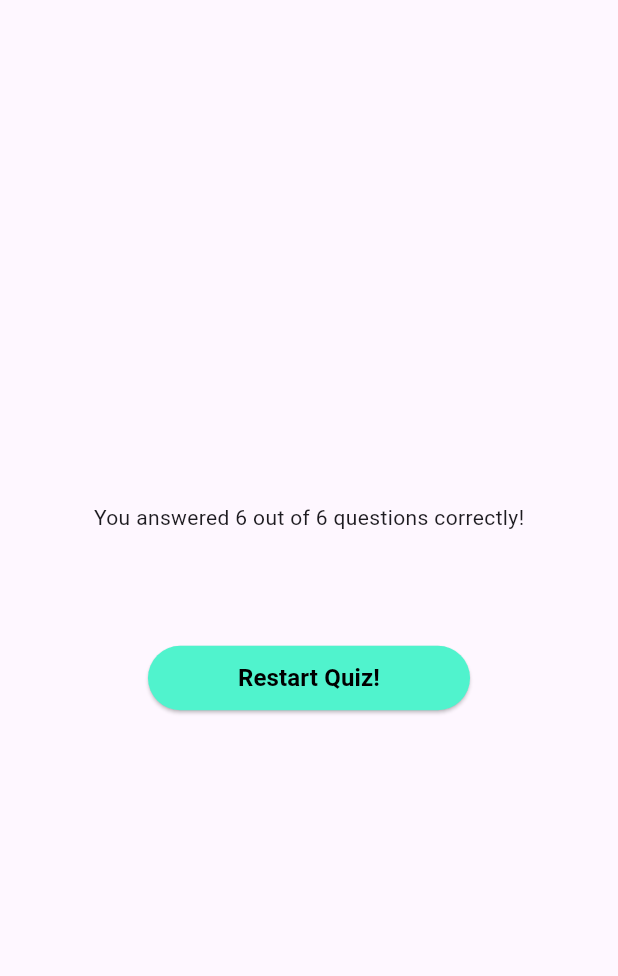
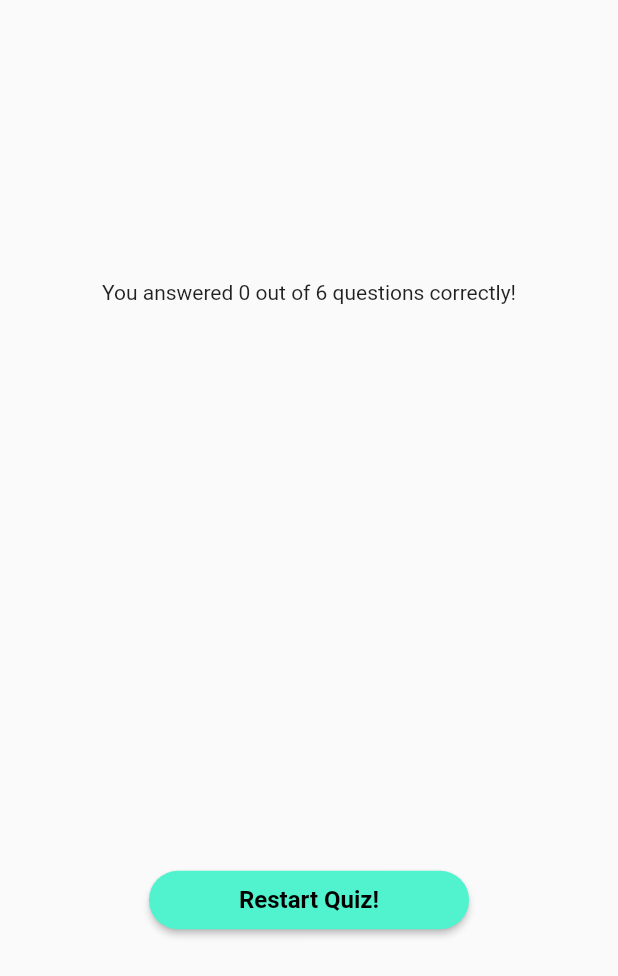
Before and after one commit to AsmaaJAH/FlutterDartUdemyCourseApp_TheCompleteGuide2023Edition, a Flutter app: the ResultsScreen widget shown alone on an empty page, opened directly with empty values, on a phone screen of 412 x 824 dp. Shown: the top 976 px of the screen. Run offline on Flutter 3.47's test engine with Material 2 defaults, Android fonts, the phone set to English and light mode, and no system bars; our stand-ins replace google_fonts.

Commit message:
organizing folders+ SingleChildScrollView

```diff
--- a/lib/section3/questions_summary.dart
+++ b/lib/section3/questions_summary.dart
@@ -6,7 +6,10 @@ class QuestionsSummary extends StatelessWidget {
 
   @override
   Widget build(context) {
-    return Column(
+    return SizedBox(
+      height: 300,
+      child: SingleChildScrollView(
+        child: Column(
           children: summaryData.map((item) {
             return Row(
               children: [
@@ -21,6 +24,8 @@ class QuestionsSummary extends StatelessWidget {
               ],
             );
           }).toList(),
+        ),
+      ),
     );
   }
 }
--- a/lib/section3/screens/results_screen.dart
+++ b/lib/section3/screens/results_screen.dart
@@ -22,6 +22,11 @@ class ResultsScreen extends StatelessWidget {
 
   @override
   Widget build(BuildContext context) {
+    final summaryData = getSummaryData();
+    final numTotQuestions=questions.length;
+    final numCorrectAns= summaryData.where((item){
+      return item['correct_answer']==item['user_answer'];
+    }).length;
     return SizedBox(
       width: double.infinity,
       child: Container(
@@ -29,11 +34,11 @@ class ResultsScreen extends StatelessWidget {
         child: Column(
           mainAxisAlignment: MainAxisAlignment.center,
           children: [
-            const Text('You answered 6 out of 6 questions correctly!'),
+            Text('You answered $numCorrectAns out of $numTotQuestions questions correctly!'),
             const SizedBox(
               height: 30,
             ),
-            QuestionsSummary(summaryData:  getSummaryData() ),
+            QuestionsSummary(summaryData: summaryData),
             const SizedBox(
               height: 30,
             ),
```
Also changed, not shown: lib/main.dart (renamed from lib/section3/main.dart), lib/section/master1.dart (renamed from lib/master1.dart), lib/section/master_section2_intro.dart (renamed from lib/section/master_section2.dart). Lines whose indentation alone changed are shown as unchanged.
